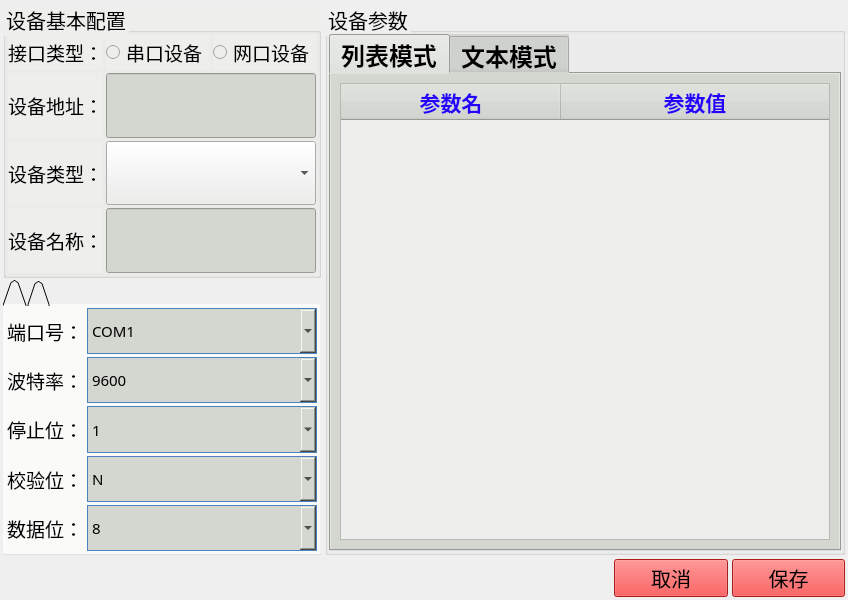
Before: the Qt Designer form qt-app-master/devadd.ui in aa123Eason/workcode, drawn with Qt 5.
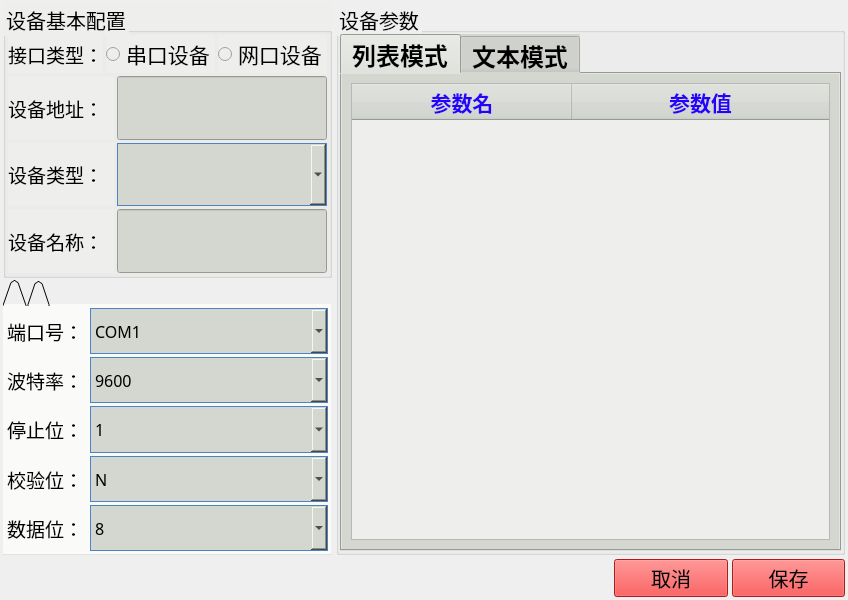
After: the same form once the commit is applied. Icons and pictures are not drawn.

```diff
--- a/qt-app-master/devadd.ui
+++ b/qt-app-master/devadd.ui
@@ -91,7 +91,7 @@
                <widget class="QRadioButton" name="radioButton_Com">
                 <property name="font">
                  <font>
-                  <pointsize>14</pointsize>
+                  <pointsize>16</pointsize>
                  </font>
                 </property>
                 <property name="text">
@@ -103,7 +103,7 @@
                <widget class="QRadioButton" name="radioButton_Net">
                 <property name="font">
                  <font>
-                  <pointsize>14</pointsize>
+                  <pointsize>16</pointsize>
                  </font>
                 </property>
                 <property name="text">
@@ -152,7 +152,7 @@
               <property name="font">
                <font>
                 <family>Ubuntu</family>
-                <pointsize>18</pointsize>
+                <pointsize>16</pointsize>
                 <weight>50</weight>
                 <italic>false</italic>
                 <bold>false</bold>
@@ -206,11 +206,41 @@
               </property>
               <property name="font">
                <font>
-                <family>Source Han Sans CN</family>
+                <family>Ubuntu</family>
+                <pointsize>18</pointsize>
                 <weight>50</weight>
+                <italic>false</italic>
                 <bold>false</bold>
                </font>
               </property>
+              <property name="styleSheet">
+               <string notr="true">QComboBox {
+    border: 1px solid #4C84C3;
+	width: 181px;
+	height: 40px;
+	
+	font: 18pt &quot;Ubuntu&quot;;
+	background-color: rgb(211, 215, 207);
+	
+	opacity: 1;
+	border-radius: 0px;
+	
+}
+ 
+QComboBox QAbstractItemView {
+    border-radius:  0px;  
+	background-color: rgb(233, 185, 110);
+	border:1px solid #4C84c3;
+ 	selection-background-color: #2019DC;
+}
+ 
+QComboBox QAbstractItemView::item {
+    height: 40px;   
+	border: none;
+}
+ 
+</string>
+              </property>
               <property name="maxVisibleItems">
                <number>50</number>
               </property>
@@ -261,7 +291,7 @@
               <property name="font">
                <font>
                 <family>Ubuntu</family>
-                <pointsize>18</pointsize>
+                <pointsize>16</pointsize>
                 <weight>50</weight>
                 <italic>false</italic>
                 <bold>false</bold>
@@ -363,7 +393,7 @@
     border: 1px solid #4C84C3;
 	width: 181px;
 	height: 40px;
-	font-size: 15px;
+	font-size: 16px;
 	font-family: Source Han Sans CN;
 	background-color: rgb(211, 215, 207);
 	font-weight: 400;
@@ -528,7 +558,7 @@
     border: 1px solid #4C84C3;
 	width: 181px;
 	height: 40px;
-	font-size: 15px;
+	font-size: 16px;
 	font-family: Source Han Sans CN;
 	background-color: rgb(211, 215, 207);
 	font-weight: 400;
@@ -631,7 +661,7 @@
     border: 1px solid #4C84C3;
 	width: 181px;
 	height: 40px;
-	font-size: 15px;
+	font-size: 16px;
 	font-family: Source Han Sans CN;
 	background-color: rgb(211, 215, 207);
 	font-weight: 400;
@@ -706,7 +736,7 @@
     border: 1px solid #4C84C3;
 	width: 181px;
 	height: 40px;
-	font-size: 15px;
+	font-size: 16px;
 	font-family: Source Han Sans CN;
 	background-color: rgb(211, 215, 207);
 	font-weight: 400;
@@ -786,7 +816,7 @@
     border: 1px solid #4C84C3;
 	width: 181px;
 	height: 40px;
-	font-size: 15px;
+	font-size: 16px;
 	font-family: Source Han Sans CN;
 	background-color: rgb(211, 215, 207);
 	font-weight: 400;
```
Left out of the diff: 4 changed lines with no effect on the pictures.
